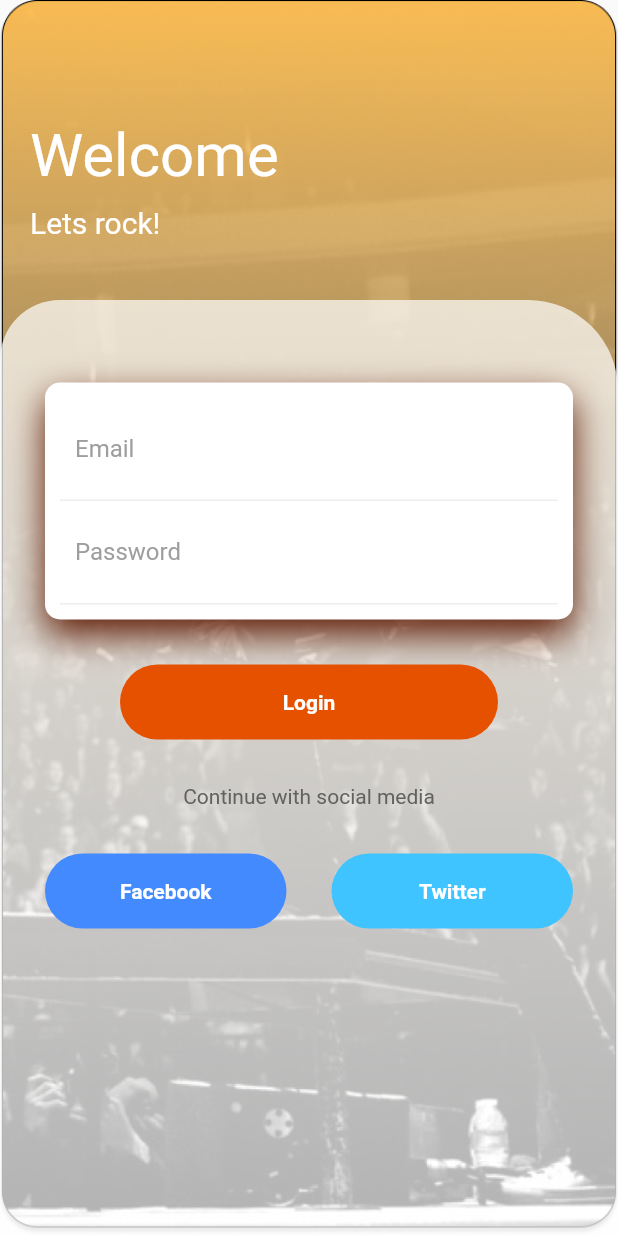
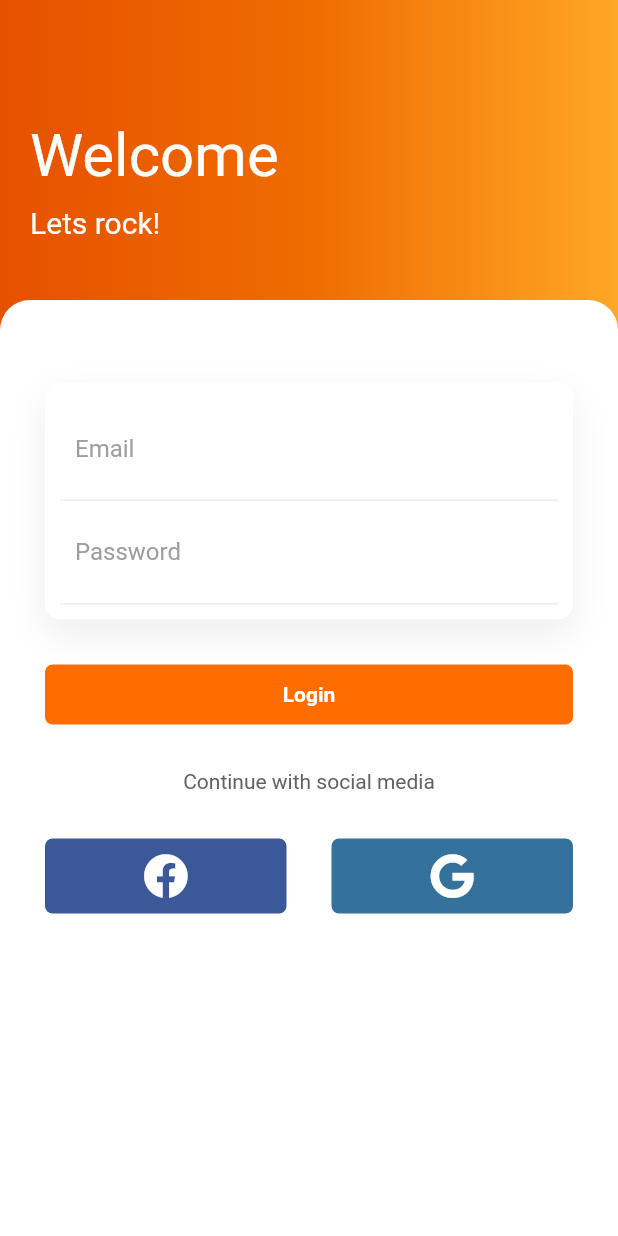
Before and after one commit to ErickJBS/setlist-hero-fl, a Flutter app: the screen it shows after launch, after a tap on "Ir a Login screen", on a phone screen of 412 x 824 dp. Run offline on Flutter 3.47's test engine with Material 2 defaults, Android fonts, the phone set to English and light mode, and no system bars; our stand-ins replace font_awesome_flutter.

Commit message:
Iconos de redes sociales
Se agregó la librería font_awesome para agregar los iconos de las redes sociales de Facebook y Google.
Así como también se cambió el fondo para hacerlo más minimalista

```diff
--- a/lib/screens/login/index.dart
+++ b/lib/screens/login/index.dart
@@ -1,5 +1,6 @@
 import 'package:flutter/cupertino.dart';
 import 'package:flutter/material.dart';
+import 'package:font_awesome_flutter/font_awesome_flutter.dart';
 
 class LoginScreen extends StatefulWidget {
   @override
@@ -16,10 +17,14 @@ class _LoginScreenState extends State<LoginScreen> {
       body: Container(
         width: double.infinity,
         decoration: BoxDecoration(
-          image: DecorationImage(
-            image: AssetImage('lib/assets/background_images/login_screen_back.png'),
-            fit: BoxFit.cover
+          gradient: LinearGradient(
+            colors: [
+              Colors.orange[900],
+              Colors.orange[800],
+              Colors.orange[400],
+            ],
           ),
+
         ),
         child: Column(
           crossAxisAlignment: CrossAxisAlignment.start,
@@ -40,8 +45,8 @@ class _LoginScreenState extends State<LoginScreen> {
             Expanded(
               child: Container(
                 decoration: BoxDecoration(
-                  color: Colors.white70,
-                  borderRadius: BorderRadius.only(topLeft: Radius.circular(40), topRight: Radius.circular(60))
+                  color: Colors.white,
+                  borderRadius: BorderRadius.only(topLeft: Radius.circular(20), topRight: Radius.circular(20))
                 ),
                 child: Padding(
                   padding: EdgeInsets.all(30),
@@ -54,7 +59,7 @@ class _LoginScreenState extends State<LoginScreen> {
                             color: Colors.white,
                             borderRadius: BorderRadius.circular(10),
                             boxShadow: [BoxShadow(
-                              color: Color.fromARGB(255, 95, 27, 3),
+                              color: Colors.grey[200],
                               blurRadius: 20,
                               offset: Offset(0, 10)
                             )]
@@ -94,11 +99,12 @@ class _LoginScreenState extends State<LoginScreen> {
                       ),
                       SizedBox(height: 30,),  // separador para botn login
                       Container(
-                        height: 50,
-                        margin: EdgeInsets.symmetric(horizontal: 50),
+                        height: 40,
+                        padding: EdgeInsets.all(10),
+                        //margin: EdgeInsets.symmetric(horizontal: 10),
                         decoration: BoxDecoration(
-                          borderRadius: BorderRadius.circular(50),
-                          color: Colors.orange[900]
+                          borderRadius: BorderRadius.only(topLeft: Radius.circular(5), topRight: Radius.circular(5), bottomLeft: Radius.circular(5), bottomRight: Radius.circular(5)),
+                          color: Colors.orangeAccent[700]
                         ),
                         child: Center(
                           child: Text('Login', style: TextStyle(color: Colors.white, fontWeight: FontWeight.bold),),
@@ -113,11 +119,21 @@ class _LoginScreenState extends State<LoginScreen> {
                             child: Container(
                               height: 50,
                               decoration: BoxDecoration(
-                                borderRadius: BorderRadius.circular(50),
-                                color: Colors.blueAccent
+                                  borderRadius: BorderRadius.only(topLeft: Radius.circular(5), topRight: Radius.circular(5), bottomLeft: Radius.circular(5), bottomRight: Radius.circular(5)),
+                                color: Color.fromARGB(255, 59, 89, 152)
                               ),
                               child: Center(
-                                child: Text('Facebook', style: TextStyle(color: Colors.white, fontWeight: FontWeight.bold),),
+                                child: Column(
+                                  mainAxisAlignment: MainAxisAlignment.center,
+                                  children: <Widget>[
+                                    Icon(
+                                      FontAwesomeIcons.facebook,
+                                      color: Colors.white,
+                                      size: 30,
+
+                                    ),
+                                  ],
+                                ),
                               ),
                             ),
                           ),
@@ -126,11 +142,21 @@ class _LoginScreenState extends State<LoginScreen> {
                             child: Container(
                               height: 50,
                               decoration: BoxDecoration(
-                                  borderRadius: BorderRadius.circular(50),
-                                  color: Colors.lightBlueAccent
+                                  borderRadius: BorderRadius.only(topLeft: Radius.circular(5), topRight: Radius.circular(5), bottomLeft: Radius.circular(5), bottomRight: Radius.circular(5)),
+                                  color: Color.fromARGB(255, 53, 114, 155),
                               ),
                               child: Center(
-                                child: Text('Twitter', style: TextStyle(color: Colors.white, fontWeight: FontWeight.bold),),
+                                child: Column(
+                                  mainAxisAlignment: MainAxisAlignment.center,
+                                  children: <Widget>[
+                                    Icon(
+                                      FontAwesomeIcons.google,
+                                      color: Colors.white,
+                                      size: 30,
+
+                                    ),
+                                  ],
+                                ),
                               ),
                             ),
                           ),
--- a/pubspec.yaml
+++ b/pubspec.yaml
@@ -19,6 +19,7 @@ environment:
 dependencies:
   flutter:
     sdk: flutter
+  font_awesome_flutter: ^8.8.1
 
   # The following adds the Cupertino Icons font to your application.
   # Use with the CupertinoIcons class for iOS style icons.
@@ -42,7 +43,7 @@ flutter:
 
   # To add assets to your application, add an assets section, like this:
   assets:
-    - lib/assets/background_images/
+    - lib/assets/
   #  - images/a_dot_ham.jpeg
 
   # An image asset can refer to one or more resolution-specific "variants", see
```
Also changed, not shown: lib/assets/background_images/login_screen_back.png (deleted), pubspec.lock.
